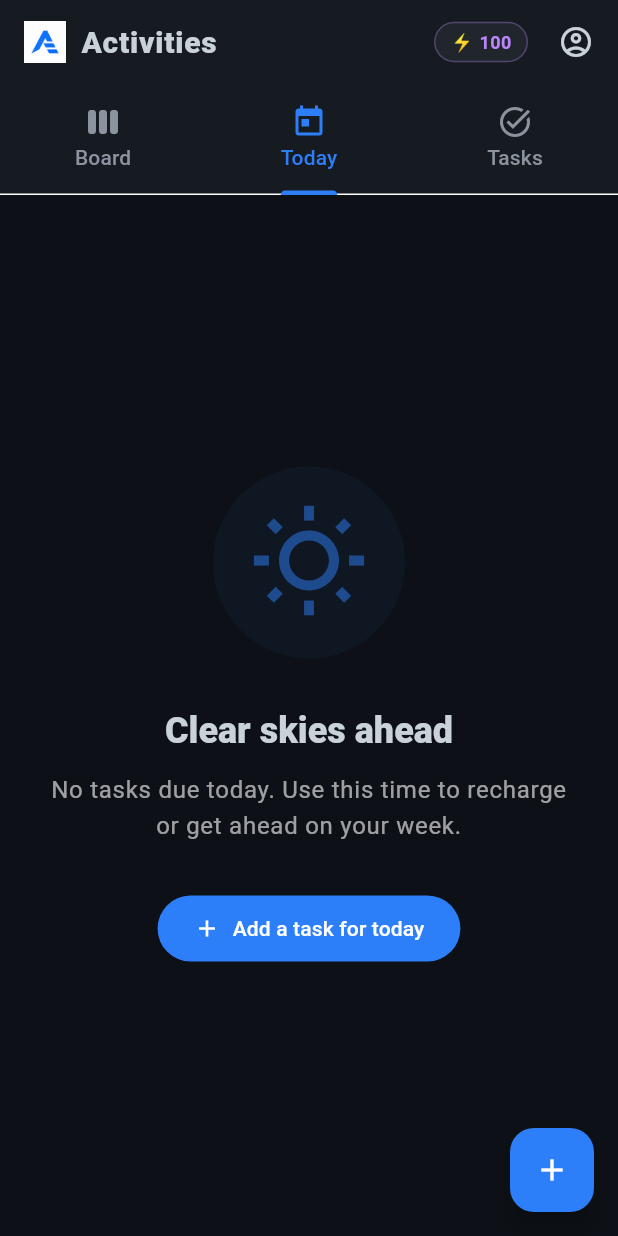
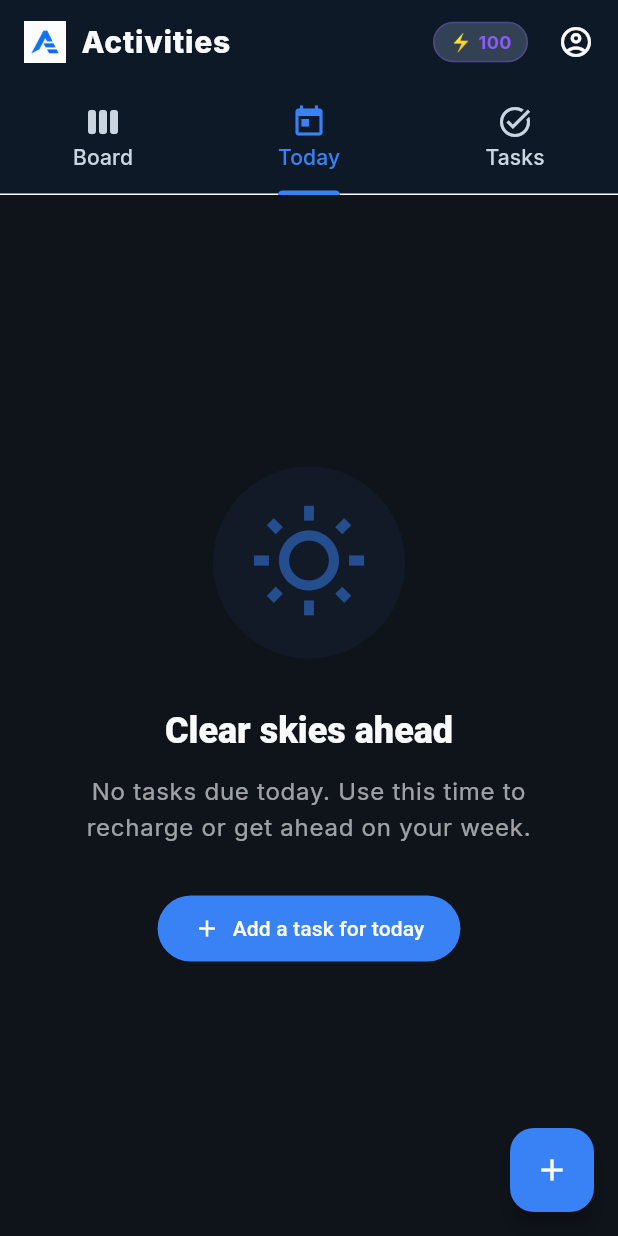
Before and after one commit to user2745/DMAAS-UI, a Flutter app: the screen it shows after launch, tab 2 chosen, on a phone screen of 412 x 824 dp. Run offline on Flutter 3.47's test engine with Material 3 defaults, Android fonts, the phone set to English and light mode, and no system bars; our stand-ins replace equatable, firebase_auth, firebase_core, flutter_bloc, google_fonts, shared_preferences; missing offline and left inert: dart:js_interop; accounts and stored records are empty; network calls fail.

Commit message:
feat: apply official Activities Brand Media Kit colors and Inter font

```diff
--- a/lib/src/theme/app_theme.dart
+++ b/lib/src/theme/app_theme.dart
@@ -1,18 +1,19 @@
 import 'package:flutter/material.dart';
+import 'package:google_fonts/google_fonts.dart';
 
 class AppTheme {
-  // Color palette
-  static const Color darkBackground = Color(0xFF0D1117);
-  static const Color cardBackground = Color(0xFF161B22);
-  static const Color surfaceBackground = Color(0xFF21262D);
-  static const Color borderColor = Color(0xFF30363D);
-  static const Color accentBlue = Color(0xFF2D7FF9);
-  static const Color accentGreen = Color(0xFF3FB950);
-  static const Color accentPurple = Color(0xFFBB86FC);
-  static const Color accentOrange = Color(0xFFFF9800);
-  static const Color accentRed = Color(0xFFF85149);
-  static const Color textPrimary = Color(0xFFC9D1D9);
-  static const Color textSecondary = Color(0xFF8B949E);
+  // Color palette based on Activities Brand Media Kit
+  static const Color darkBackground = Color(0xFF0F141B); // Charcoal
+  static const Color cardBackground = Color(0xFF0E1928); // Deep Navy
+  static const Color surfaceBackground = Color(0xFF334155); // Steel Gray
+  static const Color borderColor = Color(0xFF64748B); // Light Gray
+  static const Color accentBlue = Color(0xFF3882F6); // Primary Blue
+  static const Color accentGreen = Color(0xFF22C55E); // Success Green
+  static const Color accentPurple = Color(0xFF8B5CF6); // In Progress Purple
+  static const Color accentOrange = Color(0xFFD97706); // At Risk Orange
+  static const Color accentRed = Color(0xFFDC2626); // Overdue Red
+  static const Color textPrimary = Color(0xFFF8FAFC); // Off White
+  static const Color textSecondary = Color(0xFFCBD5E1); // Silver
 
   static ThemeData get dark {
     final colorScheme = ColorScheme.dark(
@@ -23,6 +24,17 @@ class AppTheme {
       onPrimary: Colors.white,
       onSecondary: Colors.white,
       onSurface: textPrimary,
+    );
+
+    final baseTextTheme = GoogleFonts.interTextTheme(
+      const TextTheme(
+        bodyLarge: TextStyle(color: textPrimary),
+        bodyMedium: TextStyle(color: textPrimary),
+        bodySmall: TextStyle(color: textSecondary),
+        titleLarge: TextStyle(color: textPrimary, fontWeight: FontWeight.w700),
+        titleMedium: TextStyle(color: textPrimary, fontWeight: FontWeight.w600),
+        titleSmall: TextStyle(color: textPrimary),
+      ),
     );
 
     return ThemeData(
@@ -73,18 +85,11 @@ class AppTheme {
         unselectedLabelColor: textSecondary,
         indicatorColor: accentBlue,
       ),
-      floatingActionButtonTheme: FloatingActionButtonThemeData(
+      floatingActionButtonTheme: const FloatingActionButtonThemeData(
         backgroundColor: accentBlue,
         foregroundColor: Colors.white,
       ),
-      textTheme: const TextTheme(
-        bodyLarge: TextStyle(color: textPrimary),
-        bodyMedium: TextStyle(color: textPrimary),
-        bodySmall: TextStyle(color: textSecondary),
-        titleLarge: TextStyle(color: textPrimary, fontWeight: FontWeight.w700),
-        titleMedium: TextStyle(color: textPrimary, fontWeight: FontWeight.w600),
-        titleSmall: TextStyle(color: textPrimary),
-      ),
+      textTheme: baseTextTheme,
     );
   }
 }
--- a/pubspec.yaml
+++ b/pubspec.yaml
@@ -43,6 +43,7 @@ dependencies:
   # The following adds the Cupertino Icons font to your application.
   # Use with the CupertinoIcons class for iOS style icons.
   cupertino_icons: ^1.0.8
+  google_fonts: ^8.1.0
 
 dev_dependencies:
   flutter_test:
```
Also changed, not shown: pubspec.lock.
